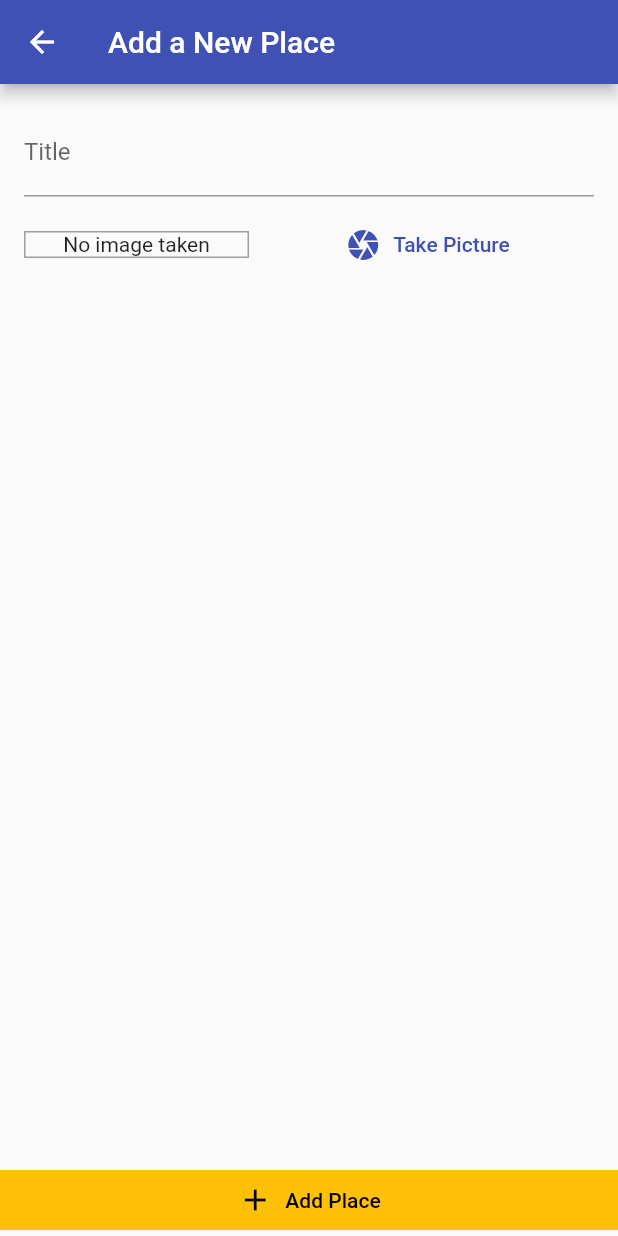
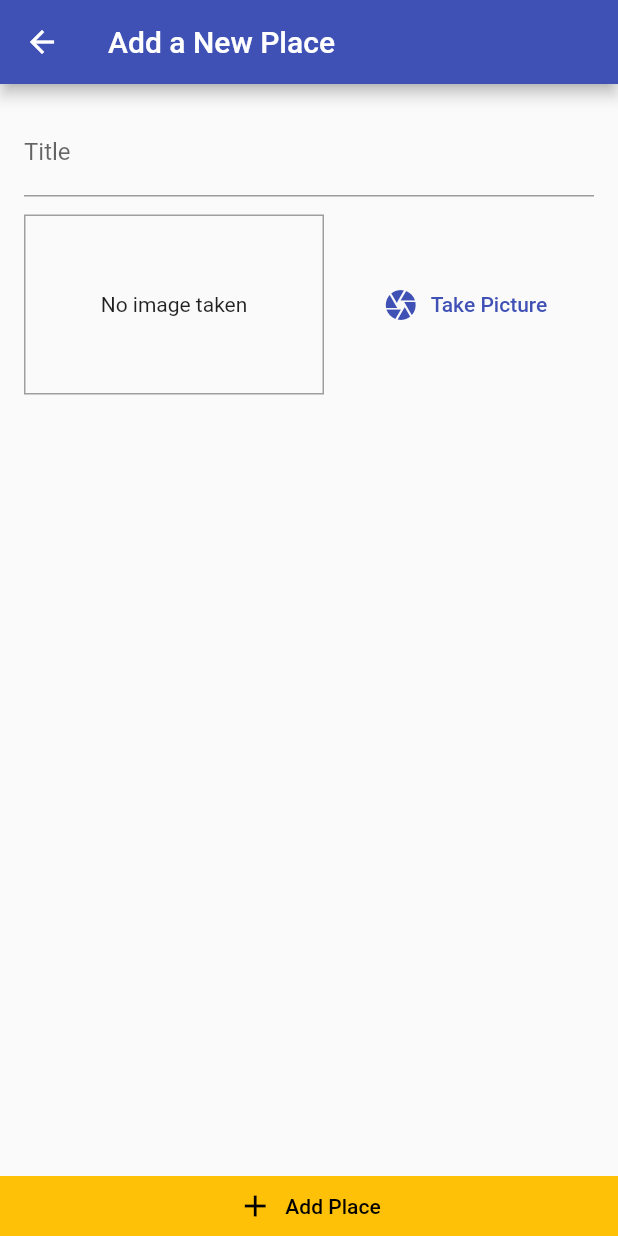
Before and after one commit to devborland/great_places_flutter, a Flutter app: the AddPlacePage screen opened by its route, on a phone screen of 412 x 824 dp. Run offline on Flutter 3.47's test engine with Material 2 defaults, Android fonts, the light colour scheme and no system bars; our stand-ins replace image_picker.

Commit message:
Using ImagePicker to take a picture

```diff
--- a/lib/pages/add_place_page.dart
+++ b/lib/pages/add_place_page.dart
@@ -31,7 +31,7 @@
                       decoration: InputDecoration(labelText: 'Title'),
                       controller: _titleController,
                     ),
-                    SizedBox(height: 8.0),
+                    SizedBox(height: 12.0),
                     ImageInput(),
                   ],
                 ),
@@ -50,6 +50,8 @@
               shape: const BeveledRectangleBorder(
                 borderRadius: BorderRadius.zero,
               ),
+              elevation: 0,
+              tapTargetSize: MaterialTapTargetSize.shrinkWrap,
             ),
           )
         ],
--- a/lib/widgets/image_input.dart
+++ b/lib/widgets/image_input.dart
@@ -28,8 +28,8 @@
     return Row(
       children: [
         Container(
-          width: 150,
-          // height: 100,
+          width: 200,
+          height: 120,
           decoration: BoxDecoration(
             border: Border.all(
               width: 1.0,
@@ -43,10 +43,7 @@
                   fit: BoxFit.cover,
                   width: double.infinity,
                 )
-              : Text(
-                  'No image taken',
-                  textAlign: TextAlign.center,
-                ),
+              : Text('No image taken', textAlign: TextAlign.center),
         ),
         SizedBox(width: 8.0),
         Expanded(
```
Also changed, not shown: 2 other files.
